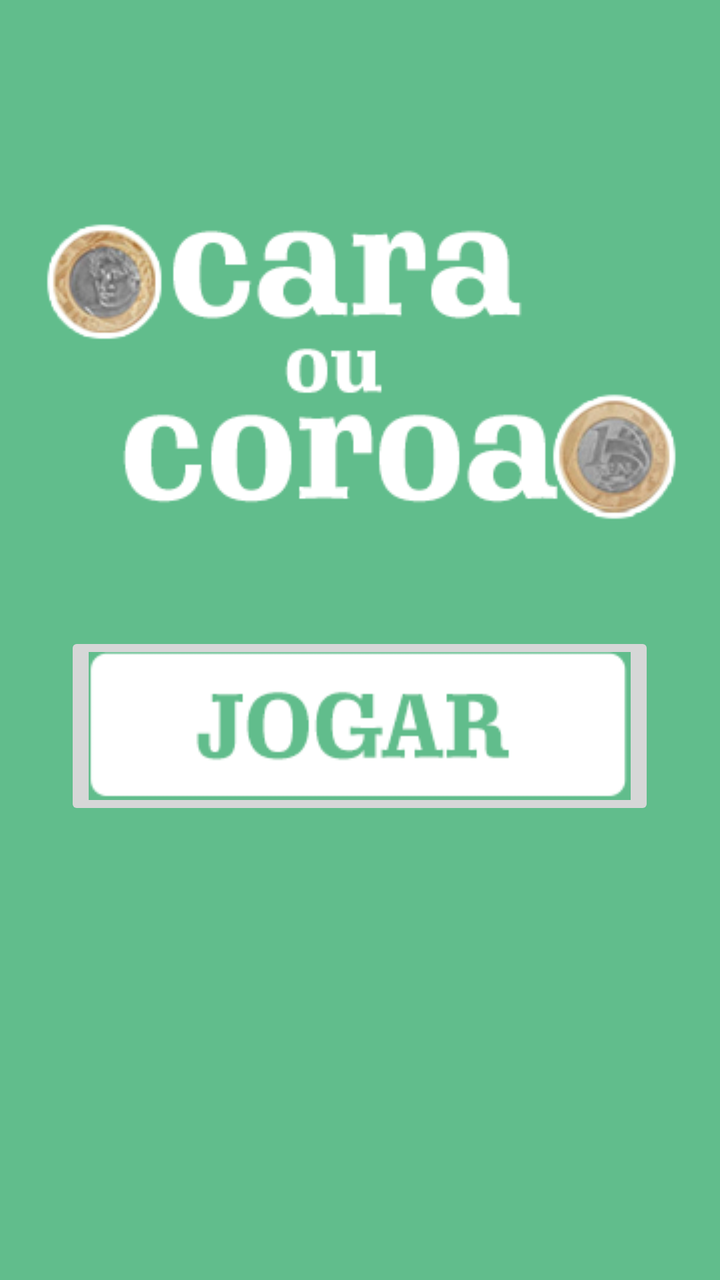
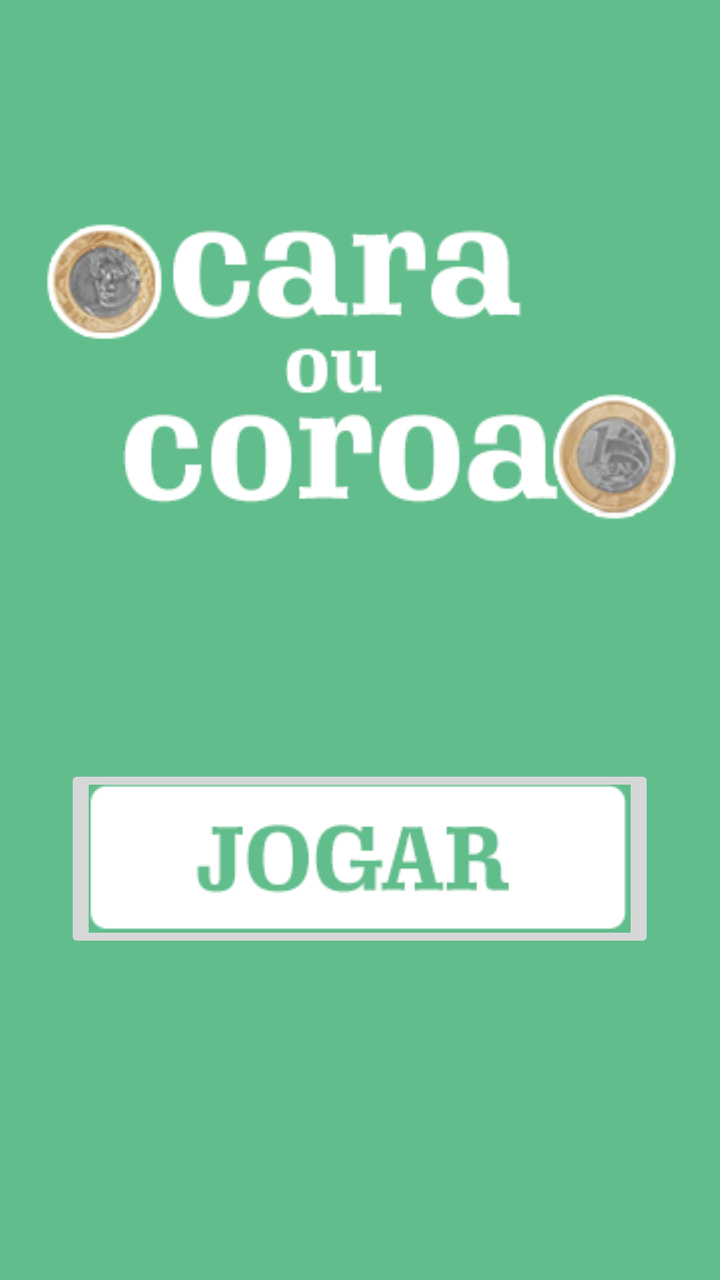

Compare the two renders of this Android layout. The source of the first and the diff that turns it into the second are given below.
<!-- AndroidManifest.xml: application theme Theme.CaraCoroaAtv -->
<!-- res/layout/activity_main.xml -->
<?xml version="1.0" encoding="utf-8"?>
<androidx.constraintlayout.widget.ConstraintLayout xmlns:android="http://schemas.android.com/apk/res/android"
    xmlns:app="http://schemas.android.com/apk/res-auto"
    xmlns:tools="http://schemas.android.com/tools"
    android:layout_width="match_parent"
    android:layout_height="match_parent"
    android:background="#61BD8C"
    tools:context=".MainActivity">

    <ImageView
        android:id="@+id/imageView"
        android:layout_width="wrap_content"
        android:layout_height="wrap_content"
        android:background="#54CA2A"
        app:layout_constraintBottom_toBottomOf="parent"
        app:layout_constraintEnd_toEndOf="parent"
        app:layout_constraintStart_toStartOf="parent"
        app:layout_constraintTop_toTopOf="parent"
        app:layout_constraintVertical_bias="0.225"
        app:srcCompat="@drawable/logo" />

    <ImageButton
        android:id="@+id/jogarBtn"
        android:layout_width="wrap_content"
        android:layout_height="wrap_content"
        android:onClick="botaoJogarClick"
        app:layout_constraintBottom_toBottomOf="parent"
        app:layout_constraintEnd_toEndOf="parent"
        app:layout_constraintHorizontal_bias="0.495"
        app:layout_constraintStart_toStartOf="parent"
        app:layout_constraintTop_toTopOf="parent"
        app:layout_constraintVertical_bias="0.579"
        app:srcCompat="@drawable/botao_jogar" />

</androidx.constraintlayout.widget.ConstraintLayout>
<!-- resources referenced by this layout -->
<resources>
  <!-- drawable botao_jogar: png bitmap (drawable, 3894 bytes) -->
  <!-- drawable logo: png bitmap (drawable, 21276 bytes) -->
  <style name="Theme.CaraCoroaAtv" parent="Theme.MaterialComponents.DayNight.NoActionBar">
          
          <item name="colorPrimary">@color/purple_500</item>
          <item name="colorPrimaryVariant">@color/purple_700</item>
          <item name="colorOnPrimary">@color/white</item>
          
          <item name="colorSecondary">@color/teal_200</item>
          <item name="colorSecondaryVariant">@color/teal_700</item>
          <item name="colorOnSecondary">@color/black</item>
          
          <item name="android:statusBarColor" tools:targetApi="l">?attr/colorPrimaryVariant</item>
          
      </style>
  <color name="purple_500">#FF6200EE</color>
  <color name="purple_700">#FF3700B3</color>
  <color name="white">#FFFFFFFF</color>
  <color name="teal_200">#FF03DAC5</color>
  <color name="teal_700">#FF018786</color>
  <color name="black">#FF000000</color>
</resources>

<!-- the commit's change to res/layout/activity_main.xml (unified diff, before → after) -->
@@ -29,7 +29,7 @@
         app:layout_constraintHorizontal_bias="0.495"
         app:layout_constraintStart_toStartOf="parent"
         app:layout_constraintTop_toTopOf="parent"
-        app:layout_constraintVertical_bias="0.579"
+        app:layout_constraintVertical_bias="0.7"
         app:srcCompat="@drawable/botao_jogar" />
 
 </androidx.constraintlayout.widget.ConstraintLayout>
